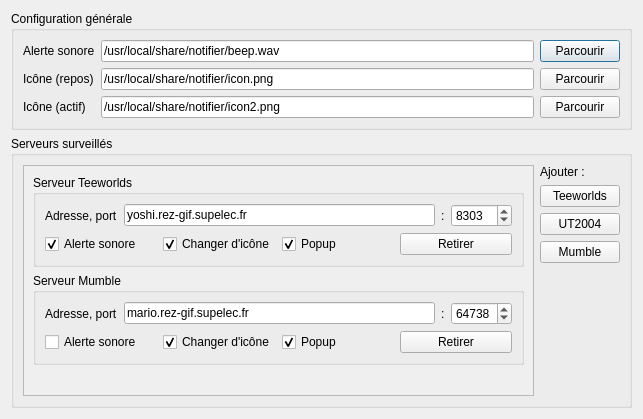
Above: ConfigDialog.ui from remram44/notifier before the change. Below: the same form after it.
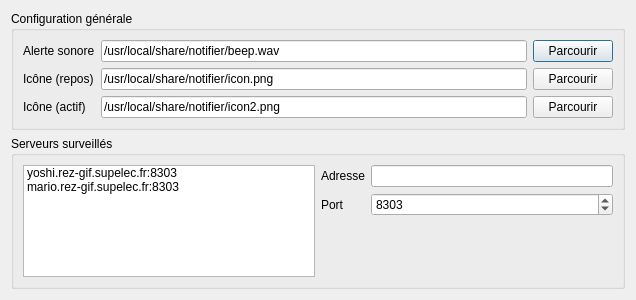
That is the form after the change.

```diff
--- a/ConfigDialog.ui
+++ b/ConfigDialog.ui
@@ -6,21 +6,19 @@
    <rect>
     <x>0</x>
     <y>0</y>
-    <width>643</width>
-    <height>419</height>
+    <width>636</width>
+    <height>300</height>
    </rect>
   </property>
   <property name="windowTitle">
    <string>Dialog</string>
   </property>
-  <layout class="QVBoxLayout" name="verticalLayout_5">
+  <layout class="QVBoxLayout" name="verticalLayout">
    <item>
     <widget class="QGroupBox" name="groupBox">
      <property name="title">
       <string>Configuration générale</string>
      </property>
-     <layout class="QHBoxLayout" name="horizontalLayout_8">
-      <item>
        <layout class="QFormLayout" name="formLayout">
         <item row="0" column="0">
          <widget class="QLabel" name="label">
@@ -98,8 +96,6 @@
          </layout>
         </item>
        </layout>
-      </item>
-     </layout>
     </widget>
    </item>
    <item>
@@ -107,62 +103,51 @@
      <property name="title">
       <string>Serveurs surveillés</string>
      </property>
-     <layout class="QVBoxLayout" name="verticalLayout_6">
-      <item>
-       <layout class="QHBoxLayout" name="horizontalLayout_6">
-        <item>
-         <widget class="QScrollArea" name="scrollArea">
-          <property name="sizePolicy">
-           <sizepolicy hsizetype="MinimumExpanding" vsizetype="Expanding">
-            <horstretch>0</horstretch>
-            <verstretch>0</verstretch>
-           </sizepolicy>
-          </property>
-          <property name="widgetResizable">
-           <bool>true</bool>
-          </property>
-          <widget class="QWidget" name="scrollAreaWidgetContents">
-           <property name="geometry">
-            <rect>
-             <x>0</x>
-             <y>0</y>
-             <width>518</width>
-             <height>236</height>
-            </rect>
-           </property>
-           <layout class="QVBoxLayout" name="verticalLayout_4">
-            <item>
-             <widget class="QGroupBox" name="groupBox_3">
-              <property name="title">
-               <string>Serveur Teeworlds</string>
-              </property>
-              <layout class="QVBoxLayout" name="verticalLayout">
-               <item>
-                <layout class="QFormLayout" name="formLayout_2">
-                 <item row="0" column="0">
-                  <widget class="QLabel" name="label_6">
-                   <property name="text">
-                    <string>Adresse, port</string>
-                   </property>
-                  </widget>
-                 </item>
-                 <item row="0" column="1">
                   <layout class="QHBoxLayout" name="horizontalLayout_4">
                    <item>
-                    <widget class="QLineEdit" name="lineEdit_4">
+       <widget class="QListWidget" name="listWidget">
+        <item>
                      <property name="text">
-                      <string>yoshi.rez-gif.supelec.fr</string>
-                     </property>
-                    </widget>
+          <string>yoshi.rez-gif.supelec.fr:8303</string>
+         </property>
                    </item>
                    <item>
-                    <widget class="QLabel" name="label_7">
                      <property name="text">
-                      <string>:</string>
-                     </property>
+          <string>mario.rez-gif.supelec.fr:8303</string>
+         </property>
+        </item>
                     </widget>
                    </item>
                    <item>
+       <widget class="QWidget" name="widget" native="true">
+        <layout class="QFormLayout" name="formLayout_2">
+         <property name="margin">
+          <number>0</number>
+         </property>
+         <item row="0" column="0">
+          <widget class="QLabel" name="label_4">
+           <property name="text">
+            <string>Adresse</string>
+           </property>
+           <property name="buddy">
+            <cstring>lineEdit_4</cstring>
+           </property>
+          </widget>
+         </item>
+         <item row="0" column="1">
+          <widget class="QLineEdit" name="lineEdit_4"/>
+         </item>
+         <item row="1" column="0">
+          <widget class="QLabel" name="label_5">
+           <property name="text">
+            <string>Port</string>
+           </property>
+           <property name="buddy">
+            <cstring>spinBox</cstring>
+           </property>
+          </widget>
+         </item>
+         <item row="1" column="1">
                     <widget class="QSpinBox" name="spinBox">
                      <property name="minimum">
                       <number>1</number>
@@ -176,238 +161,23 @@
                     </widget>
                    </item>
                   </layout>
-                 </item>
-                </layout>
-               </item>
-               <item>
-                <layout class="QHBoxLayout" name="horizontalLayout_9">
-                 <item>
-                  <widget class="QCheckBox" name="checkBox">
-                   <property name="text">
-                    <string>Alerte sonore</string>
-                   </property>
-                   <property name="checked">
-                    <bool>true</bool>
-                   </property>
-                   <property name="tristate">
-                    <bool>false</bool>
-                   </property>
-                  </widget>
-                 </item>
-                 <item>
-                  <widget class="QCheckBox" name="checkBox_2">
-                   <property name="text">
-                    <string>Changer d'icône</string>
-                   </property>
-                   <property name="checked">
-                    <bool>true</bool>
-                   </property>
-                  </widget>
-                 </item>
-                 <item>
-                  <widget class="QCheckBox" name="checkBox_3">
-                   <property name="text">
-                    <string>Popup</string>
-                   </property>
-                   <property name="checked">
-                    <bool>true</bool>
-                   </property>
-                  </widget>
-                 </item>
-                 <item>
-                  <widget class="QPushButton" name="pushButton_7">
-                   <property name="text">
-                    <string>Retirer</string>
-                   </property>
-                  </widget>
-                 </item>
-                </layout>
-               </item>
-              </layout>
-             </widget>
-            </item>
-            <item>
-             <widget class="QGroupBox" name="groupBox_4">
-              <property name="title">
-               <string>Serveur Mumble</string>
-              </property>
-              <layout class="QVBoxLayout" name="verticalLayout_3">
-               <item>
-                <layout class="QFormLayout" name="formLayout_3">
-                 <item row="0" column="0">
-                  <widget class="QLabel" name="label_8">
-                   <property name="text">
-                    <string>Adresse, port</string>
-                   </property>
-                  </widget>
-                 </item>
-                 <item row="0" column="1">
-                  <layout class="QHBoxLayout" name="horizontalLayout_5">
-                   <item>
-                    <widget class="QLineEdit" name="lineEdit_5">
-                     <property name="text">
-                      <string>mario.rez-gif.supelec.fr</string>
-                     </property>
-                    </widget>
-                   </item>
-                   <item>
-                    <widget class="QLabel" name="label_9">
-                     <property name="text">
-                      <string>:</string>
-                     </property>
-                    </widget>
-                   </item>
-                   <item>
-                    <widget class="QSpinBox" name="spinBox_2">
-                     <property name="minimum">
-                      <number>1</number>
-                     </property>
-                     <property name="maximum">
-                      <number>65535</number>
-                     </property>
-                     <property name="value">
-                      <number>64738</number>
-                     </property>
-                    </widget>
-                   </item>
-                  </layout>
-                 </item>
-                </layout>
-               </item>
-               <item>
-                <layout class="QHBoxLayout" name="horizontalLayout_10">
-                 <item>
-                  <widget class="QCheckBox" name="checkBox_4">
-                   <property name="text">
-                    <string>Alerte sonore</string>
-                   </property>
-                  </widget>
-                 </item>
-                 <item>
-                  <widget class="QCheckBox" name="checkBox_5">
-                   <property name="text">
-                    <string>Changer d'icône</string>
-                   </property>
-                   <property name="checked">
-                    <bool>true</bool>
-                   </property>
-                  </widget>
-                 </item>
-                 <item>
-                  <widget class="QCheckBox" name="checkBox_6">
-                   <property name="text">
-                    <string>Popup</string>
-                   </property>
-                   <property name="checked">
-                    <bool>true</bool>
-                   </property>
-                  </widget>
-                 </item>
-                 <item>
-                  <widget class="QPushButton" name="pushButton_9">
-                   <property name="text">
-                    <string>Retirer</string>
-                   </property>
-                  </widget>
-                 </item>
-                </layout>
-               </item>
-              </layout>
-             </widget>
-            </item>
-            <item>
-             <spacer name="verticalSpacer_2">
-              <property name="orientation">
-               <enum>Qt::Vertical</enum>
-              </property>
-              <property name="sizeHint" stdset="0">
-               <size>
-                <width>20</width>
-                <height>40</height>
-               </size>
-              </property>
-             </spacer>
-            </item>
-           </layout>
-          </widget>
-         </widget>
-        </item>
-        <item>
-         <layout class="QVBoxLayout" name="verticalLayout_2">
-          <item>
-           <widget class="QLabel" name="label_4">
-            <property name="sizePolicy">
-             <sizepolicy hsizetype="Minimum" vsizetype="Minimum">
-              <horstretch>0</horstretch>
-              <verstretch>0</verstretch>
-             </sizepolicy>
-            </property>
-            <property name="text">
-             <string>Ajouter :</string>
-            </property>
-           </widget>
-          </item>
-          <item>
-           <widget class="QPushButton" name="pushButton_4">
-            <property name="sizePolicy">
-             <sizepolicy hsizetype="Minimum" vsizetype="Fixed">
-              <horstretch>0</horstretch>
-              <verstretch>0</verstretch>
-             </sizepolicy>
-            </property>
-            <property name="text">
-             <string>Teeworlds</string>
-            </property>
-           </widget>
-          </item>
-          <item>
-           <widget class="QPushButton" name="pushButton_5">
-            <property name="sizePolicy">
-             <sizepolicy hsizetype="Minimum" vsizetype="Fixed">
-              <horstretch>0</horstretch>
-              <verstretch>0</verstretch>
-             </sizepolicy>
-            </property>
-            <property name="text">
-             <string>UT2004</string>
-            </property>
-           </widget>
-          </item>
-          <item>
-           <widget class="QPushButton" name="pushButton_6">
-            <property name="sizePolicy">
-             <sizepolicy hsizetype="Minimum" vsizetype="Fixed">
-              <horstretch>0</horstretch>
-              <verstretch>0</verstretch>
-             </sizepolicy>
-            </property>
-            <property name="text">
-             <string>Mumble</string>
-            </property>
-           </widget>
-          </item>
-          <item>
-           <spacer name="verticalSpacer">
-            <property name="orientation">
-             <enum>Qt::Vertical</enum>
-            </property>
-            <property name="sizeHint" stdset="0">
-             <size>
-              <width>20</width>
-              <height>40</height>
-             </size>
-            </property>
-           </spacer>
-          </item>
-         </layout>
-        </item>
-       </layout>
-      </item>
-     </layout>
-    </widget>
-   </item>
-  </layout>
- </widget>
+       </widget>
+      </item>
+     </layout>
+    </widget>
+   </item>
+  </layout>
+ </widget>
+ <tabstops>
+  <tabstop>lineEdit</tabstop>
+  <tabstop>pushButton</tabstop>
+  <tabstop>lineEdit_2</tabstop>
+  <tabstop>pushButton_2</tabstop>
+  <tabstop>lineEdit_3</tabstop>
+  <tabstop>pushButton_3</tabstop>
+  <tabstop>lineEdit_4</tabstop>
+  <tabstop>spinBox</tabstop>
+ </tabstops>
  <resources/>
  <connections/>
 </ui>
```
Left out of the diff: 9 changed lines with no effect on the pictures. Lines whose indentation alone changed are shown as unchanged.
